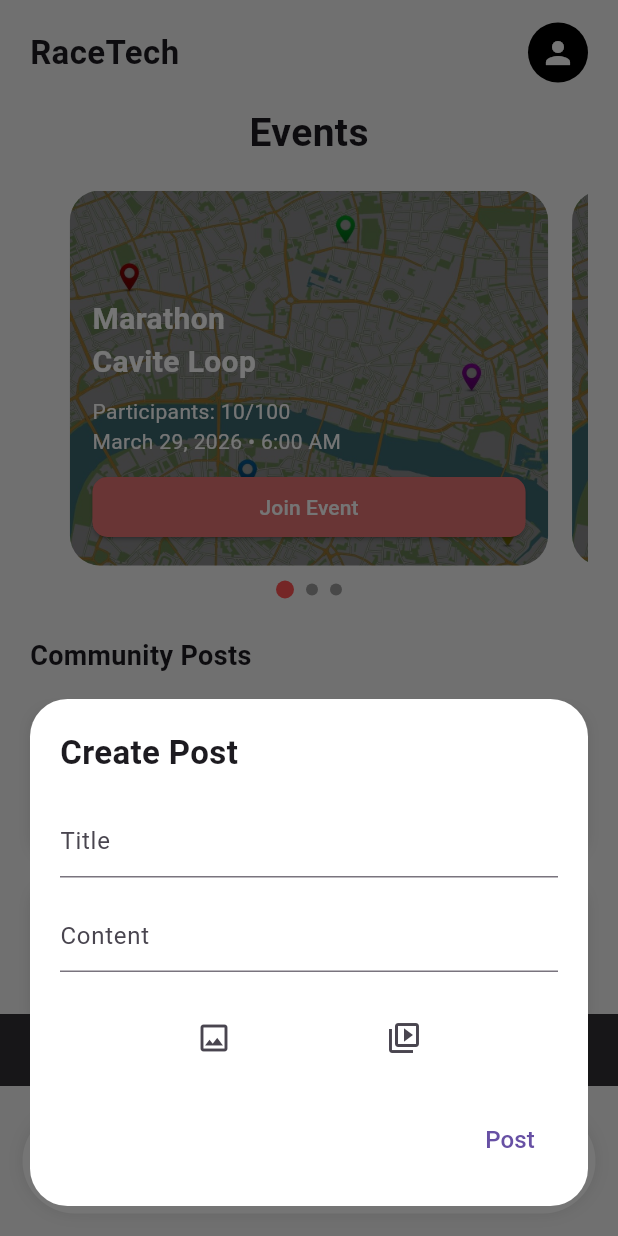
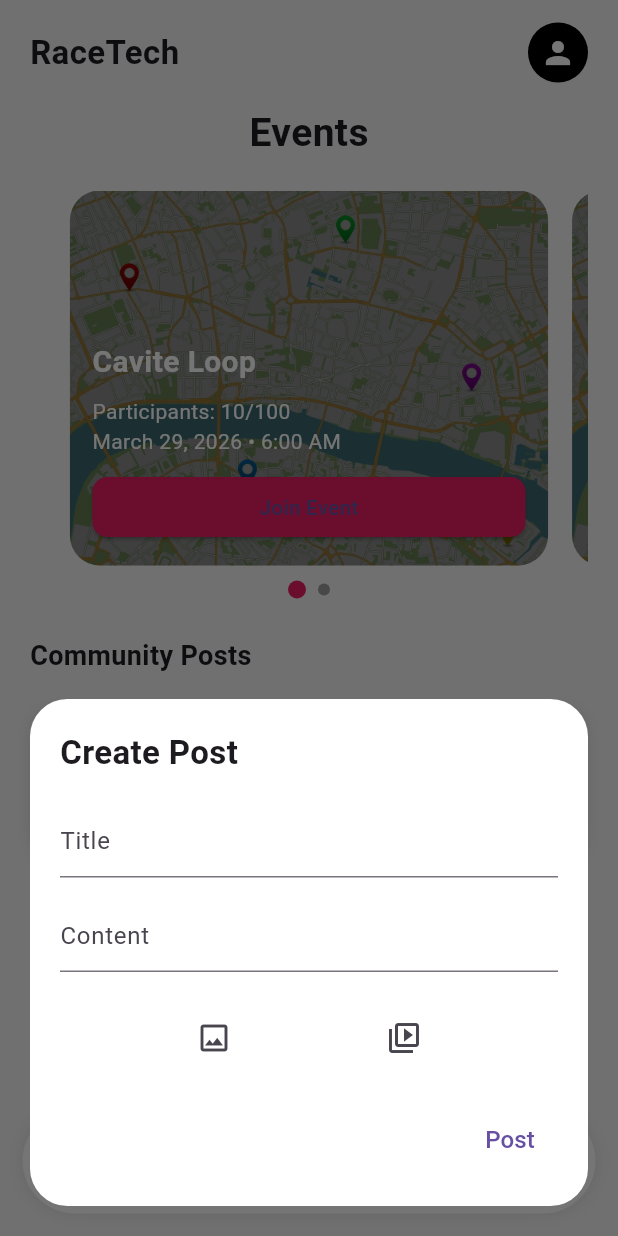
Before and after one commit to k2da-y/racetech, a Flutter app: the PlacesPage screen opened directly, item 3 of the bottom bar chosen, after a tap on "Post", on a phone screen of 412 x 824 dp. Run offline on Flutter 3.47's test engine with Material 3 defaults, Android fonts, the phone set to English and light mode, and no system bars; our stand-ins replace image_picker, shared_preferences; accounts and stored records are empty.

Commit message:
community udated

```diff
--- a/lib/pages/places_page.dart
+++ b/lib/pages/places_page.dart
@@ -13,12 +13,27 @@ class PlacesPage extends StatefulWidget {
 }
 
 class _PlacesPageState extends State<PlacesPage> {
+  void addPost(String title, String content) {
+    setState(() {
+      posts.insert(0, {
+        "name": "You",
+        "content": "$title\n$content",
+        "likes": 0,
+        "liked": false,
+        "comments": <String>[],
+      });
+    });
+  }
 
   //COMMUNITY POSTS DATA
-  List<Map<String, String>> posts = [
-    {"name": "Jan Jowell Diestro", "content": "Dubai chewy cookie? ano tara?"},
-    {"name": "Trixie Ann Apan", "content": "Tara tambay sa pula"},
-    {"name": "Keith Garcia", "content": "Ilocos Empanada? ano tara?"},
+  List<Map<String, dynamic>> posts = [
+    {
+      "name": "Jan Jowell Diestro",
+      "content": "Dubai chewy cookie? ano tara?",
+      "likes": 0,
+      "liked": false,
+      "comments": <String>[],
+    },
   ];
 
   //TRACK CURRENT CAROUSEL INDEX
@@ -27,7 +42,6 @@ class _PlacesPageState extends State<PlacesPage> {
   //EVENTS DATA (USED IN CAROUSEL)
   final List<Map<String, dynamic>> events = [
     {
-      "event": "Marathon",
       "title": "Cavite Loop",
       "image": "assets/map.jpg",
       "participants": "10/100",
@@ -35,20 +49,11 @@ class _PlacesPageState extends State<PlacesPage> {
       "time": "6:00 AM",
     },
     {
-      "event": "Bike Race",
       "title": "Tagaytay Ride",
       "image": "assets/map.jpg",
       "participants": "25/100",
       "date": "April 5, 2026",
       "time": "5:30 AM",
-    },
-    {
-      "event": "Duathlon",
-      "title": "Bako Loop",
-      "image": "assets/map.jpg",
-      "participants": "67/100",
-      "date": "April 27, 2026",
-      "time": "3:00 AM",
     },
   ];
 
@@ -149,16 +154,6 @@ class _PlacesPageState extends State<PlacesPage> {
                                 mainAxisAlignment: MainAxisAlignment.end,
                                 children: [
 
-                                  //EVENT TYPE
-                                  Text(
-                                    event["event"],
-                                    style: const TextStyle(
-                                      color: Colors.white,
-                                      fontSize: 20,
-                                      fontWeight: FontWeight.bold,
-                                    ),
-                                  ),
-
                                   //TITLE
                                   Text(
                                     event["title"],
@@ -171,13 +166,13 @@ class _PlacesPageState extends State<PlacesPage> {
 
                                   const SizedBox(height: 8),
 
-                                  //PARTICIPANTS
+                                  // 👥 PARTICIPANTS
                                   Text(
                                     "Participants: ${event["participants"]}",
                                     style: const TextStyle(color: Colors.white),
                                   ),
 
-                                  //DATE + TIME
+                                  // 📅 DATE + TIME
                                   Text(
                                     "${event["date"]} • ${event["time"]}",
                                     style: const TextStyle(color: Colors.white),
@@ -196,14 +191,12 @@ class _PlacesPageState extends State<PlacesPage> {
                                         );
                                       },
                                       style: ElevatedButton.styleFrom(
-                                        backgroundColor: Colors.red.shade300,
+                                        backgroundColor: Colors.pink,
                                         shape: RoundedRectangleBorder(
                                           borderRadius: BorderRadius.circular(10),
                                         ),
                                       ),
-                                      child: const Text("Join Event",
-                                          style: TextStyle(color: Colors.white),
-                                      ),
+                                      child: const Text("Join Event"),
                                     ),
                                   ),
                                 ],
@@ -225,7 +218,7 @@ class _PlacesPageState extends State<PlacesPage> {
                           width: currentIndex == index ? 12 : 8,
                           height: currentIndex == index ? 12 : 8,
                           decoration: BoxDecoration(
-                            color: currentIndex == index ? Colors.redAccent : Colors.grey,
+                            color: currentIndex == index ? Colors.pink : Colors.grey,
                             shape: BoxShape.circle,
                           ),
                         );
@@ -355,7 +348,9 @@ class _PlacesPageState extends State<PlacesPage> {
                     context: context,
                     isScrollControlled: true,
                     backgroundColor: Colors.transparent,
-                    builder: (_) => const CreatePostSheet(),
+                    builder: (_) => CreatePostSheet(
+                      onPost: addPost,
+                    ),
                   );
                 },
                 child: Container(
--- a/lib/profile/create_post.dart
+++ b/lib/profile/create_post.dart
@@ -5,8 +5,11 @@ import 'package:image_picker/image_picker.dart';
 import '../profile/post.dart';
 
 class CreatePostSheet extends StatefulWidget {
-  const CreatePostSheet({super.key});
-
+  final Function(String, String) onPost;
+  const CreatePostSheet({
+    super.key,
+    required this.onPost,
+  });
 
   @override
   State<CreatePostSheet> createState() => _CreatePostSheetState();
@@ -169,24 +172,21 @@ class _CreatePostSheetState extends State<CreatePostSheet> {
               alignment: Alignment.centerRight,
               child: TextButton(
                 onPressed: () {
+
+                  //prevent empty post
                   if (titleController.text.isEmpty ||
                       contentController.text.isEmpty) {
-
-                    ScaffoldMessenger.of(context).showSnackBar(
-                      const SnackBar(
-                        content: Text("Please fill all fields"),
-                      ),
-                    );
                     return;
                   }
 
+                  //send data back to PlacesPage
+                  widget.onPost(
+                    titleController.text,
+                    contentController.text,
+                  );
+
+                  //close modal
                   Navigator.pop(context);
-
-                  ScaffoldMessenger.of(context).showSnackBar(
-                    const SnackBar(
-                      content: Text("Post created!"),
-                    ),
-                  );
                 },
                 child: const Text(
                   "Post",
```
